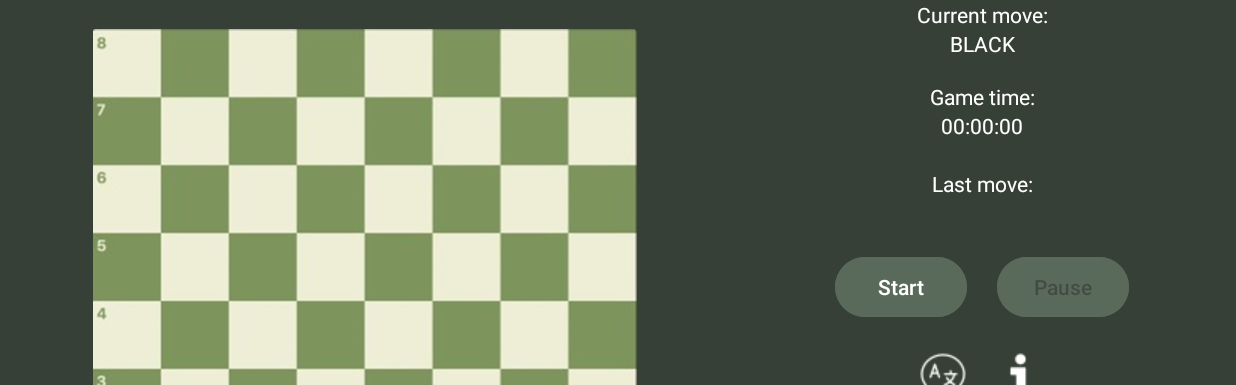
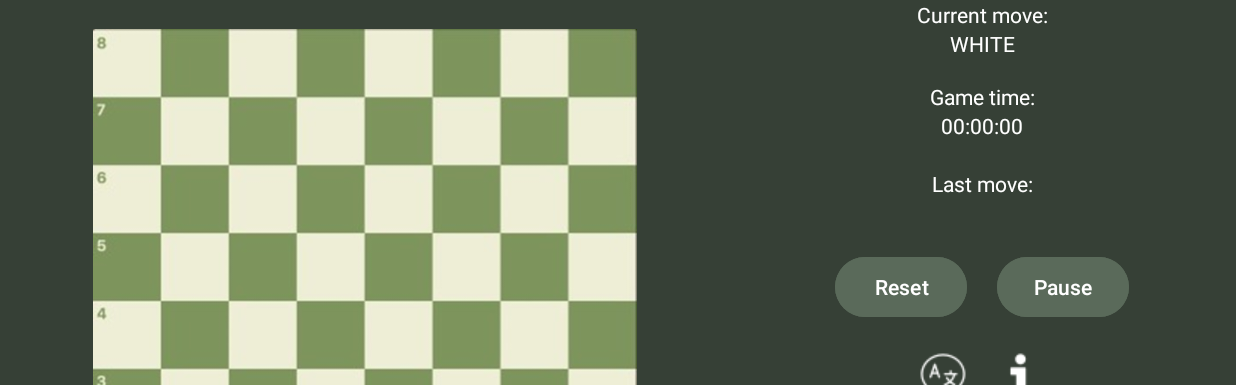
Before and after one commit to SachkoMaxim/ChessApp, an Android app: the screen it shows after launch (MainActivity), after a tap on "Start", on a phone screen of 824 x 412 dp (held sideways). Shown: the top 385 px of the screen. Run offline under Robolectric (Android 15) with nearby library versions, the phone set to English and light mode, and no system bars.

Commit message:
merged two classes into one

```diff
--- a/app/src/main/java/com/example/chessapp/MainActivity.kt
+++ b/app/src/main/java/com/example/chessapp/MainActivity.kt
@@ -1,16 +1,33 @@
 package com.example.chessapp
 
+import android.app.Activity
 import android.os.Build
 import android.os.Bundle
-import android.view.View
-import android.widget.*
+import android.widget.Button
+import android.widget.GridLayout
+import android.widget.ImageButton
+import android.widget.TextView
+import android.widget.Toast
 import androidx.appcompat.app.AlertDialog
 import androidx.appcompat.app.AppCompatActivity
 
 class MainActivity : AppCompatActivity() {
 
-    lateinit var chessGame: ChessGame
+    lateinit var activity: Activity
     lateinit var currentLanguage: String
+    lateinit var boardGrid: GridLayout
+    lateinit var startResetButton: Button
+    lateinit var pauseResumeButton: Button
+    lateinit var timerTextView: TextView
+    lateinit var lastMoveText: TextView
+    lateinit var mainTimerText: TextView
+    lateinit var currentMoveText: TextView
+    lateinit var currentMoveTV: TextView
+    lateinit var langButton: ImageButton
+    lateinit var informButton: ImageButton
+    private var isGameStarted = false
+    private var isGamePaused = true
+    private var isCheckmate = false
 
     override fun onCreate(savedInstanceState: Bundle?) {
         super.onCreate(savedInstanceState)
@@ -22,21 +39,32 @@ class MainActivity : AppCompatActivity() {
 
         currentLanguage = "English"
 
-        val langButton: ImageButton = findViewById(R.id.lang_button)
+        activity = this
+        boardGrid = findViewById(R.id.board_grid)
+        startResetButton = findViewById(R.id.start_reset_button)
+        pauseResumeButton = findViewById(R.id.pause_resume_button)
+        lastMoveText = findViewById(R.id.last_move_text)
+        mainTimerText = findViewById(R.id.main_timer_text)
+        currentMoveText = findViewById(R.id.current_move_text)
+        currentMoveTV = findViewById(R.id.current_move_tv)
+        langButton = findViewById(R.id.lang_button)
+        informButton = findViewById(R.id.inf_button)
+        timerTextView = findViewById(R.id.main_timer)
+
         langButton.setOnClickListener {
             showLanguageSelectionDialog()
         }
 
-        val startResetButton: Button = findViewById(R.id.start_reset_button)
         startResetButton.setOnClickListener {
-            chessGame.startOrResetGame()
-            updateUI()
+            startOrResetGame()
         }
 
-        val pauseResumeButton: Button = findViewById(R.id.pause_resume_button)
         pauseResumeButton.setOnClickListener {
-            chessGame.pauseOrResumeGame()
-            updateUI()
+            pauseOrResumeGame()
+        }
+
+        informButton.setOnClickListener {
+            isCheckmate = !isCheckmate
         }
     }
 
@@ -44,7 +72,7 @@ class MainActivity : AppCompatActivity() {
         val languageOptions = arrayOf("English", "Українська")
 
         val builder = AlertDialog.Builder(this)
-        builder.setTitle(if(currentLanguage == "English") "Select Language" else "Оберіть мову")
+        builder.setTitle(if (currentLanguage == "English") "Select Language" else "Оберіть мову")
             .setItems(languageOptions) { _, which ->
                 val selectedLanguage = languageOptions[which]
                 changeLanguage(selectedLanguage)
@@ -59,22 +87,13 @@ class MainActivity : AppCompatActivity() {
     }
 
     private fun updateUI() {
-        val startResetButton: Button = findViewById(R.id.start_reset_button)
-        val pauseResumeButton: Button = findViewById(R.id.pause_resume_button)
-        val lastMoveText: TextView = findViewById(R.id.last_move_text)
-        val mainTimerText: TextView = findViewById(R.id.main_timer_text)
-        val currentMoveText: TextView = findViewById(R.id.current_move_text)
-        val currentMoveTV: TextView = findViewById(R.id.current_move_tv)
-        val langButton: ImageButton = findViewById(R.id.lang_button)
-        val informButton: ImageButton = findViewById(R.id.inf_button)
-
         if (currentLanguage == "English") {
-            startResetButton.text = "Start"
-            pauseResumeButton.text = "Pause"
+            startResetButton.text = if (startResetButton.text == "Почати" || startResetButton.text == "Start") "Start" else "Reset"
+            pauseResumeButton.text = if (pauseResumeButton.text == "Пауза" || pauseResumeButton.text == "Pause") "Pause" else "Resume"
             lastMoveText.text = "Last move:"
             mainTimerText.text = "Game time:"
             currentMoveText.text = "Current move:"
-            currentMoveTV.text = if(currentMoveTV.text == "БІЛИЙ\n") "WHITE\n" else "BLACK\n"
+            currentMoveTV.text = if (currentMoveTV.text == "БІЛИЙ\n" || currentMoveTV.text == "WHITE\n") "WHITE\n" else "BLACK\n"
             if (Build.VERSION.SDK_INT >= Build.VERSION_CODES.O) {
                 startResetButton.tooltipText = "Starts game or resets it if you started playing"
                 pauseResumeButton.tooltipText = "Pauses game or resumes it if you paused it"
@@ -82,12 +101,12 @@ class MainActivity : AppCompatActivity() {
                 informButton.tooltipText = "Gives information on how to play the game"
             }
         } else {
-            startResetButton.text = "Почати"
-            pauseResumeButton.text = "Пауза"
+            startResetButton.text = if (startResetButton.text == "Start" || startResetButton.text == "Почати") "Почати" else "Скинути"
+            pauseResumeButton.text = if (pauseResumeButton.text == "Pause" || pauseResumeButton.text == "Пауза") "Пауза" else "Відновити"
             lastMoveText.text = "Останній хід:"
             mainTimerText.text = "Час гри:"
             currentMoveText.text = "Поточний хід:"
-            currentMoveTV.text = if(currentMoveTV.text == "WHITE\n") "БІЛИЙ\n" else "ЧОРНИЙ\n"
+            currentMoveTV.text = if (currentMoveTV.text == "WHITE\n" || currentMoveTV.text == "БІЛИЙ\n") "БІЛИЙ\n" else "ЧОРНИЙ\n"
             if (Build.VERSION.SDK_INT >= Build.VERSION_CODES.O) {
                 startResetButton.tooltipText = "Запускає гру або скидає її, якщо ви почали грати"
                 pauseResumeButton.tooltipText = "Призупиняє гру або відновлює її, якщо ви її призупинили"
@@ -96,4 +115,79 @@ class MainActivity : AppCompatActivity() {
             }
         }
     }
+
+    private fun actBoard() {}
+
+    private fun clearBoard() {
+        val boardGrid: GridLayout = activity.findViewById(R.id.board_grid)
+        boardGrid.removeAllViews()
+    }
+
+    private fun startOrResetGame() {
+        if (!isGameStarted) {
+            startGame()
+        } else {
+            resetGame()
+        }
+    }
+
+    private fun resetGame() {
+        isGameStarted = false
+        val startResText = if (currentLanguage == "English") "Start" else "Почати"
+        startResetButton.text = startResText
+        pauseGame()
+        val pauseResText = if (currentLanguage == "English") "Pause" else "Пауза"
+        pauseResumeButton.text = pauseResText
+        pauseResumeButton.isEnabled = false
+        clearBoard()
+        clearGameInfo()
+    }
+
+    private fun clearGameInfo() {
+        activity.findViewById<TextView>(R.id.last_move_tv).apply {
+            text = "\n"
+        }
+        activity.findViewById<TextView>(R.id.current_move_tv).apply {
+            text = if (currentLanguage == "English") "WHITE\n" else "БІЛИЙ\n"
+        }
+    }
+
+    private fun startGame() {
+        isGameStarted = true
+        val startResText = if (currentLanguage == "English") "Reset" else "Скинути"
+        startResetButton.text = startResText
+        pauseResumeButton.isEnabled = true
+        activity.findViewById<TextView>(R.id.current_move_tv).apply {
+            text = if (currentLanguage == "English") "WHITE\n" else "БІЛИЙ\n"
+        }
+        actBoard()
+        resumeGame()
+    }
+
+    private fun pauseOrResumeGame() {
+        if (!isCheckmate) {
+            return
+        }
+        if (isGamePaused) {
+            resumeGame()
+        } else {
+            pauseGame()
+        }
+    }
+
+    private fun pauseGame() {
+        isGamePaused = true
+        val pauseResText = if (currentLanguage == "English") "Resume" else "Відновити"
+        pauseResumeButton.text = pauseResText
+        val toastPauseText = if (currentLanguage == "English") "Game is paused" else "Гру зупинено"
+        Toast.makeText(activity, toastPauseText, Toast.LENGTH_SHORT).show()
+    }
+
+    private fun resumeGame() {
+        isGamePaused = false
+        val pauseResText = if (currentLanguage == "English") "Pause" else "Пауза"
+        pauseResumeButton.text = pauseResText
+        val toastResumeText = if (currentLanguage == "English") "Game is resumed" else "Гру відновлено"
+        Toast.makeText(activity, toastResumeText, Toast.LENGTH_SHORT).show()
+    }
 }
```
Also changed, not shown: app/src/main/java/com/example/chessapp/ChessGame.kt (deleted, +0 -70 lines).
